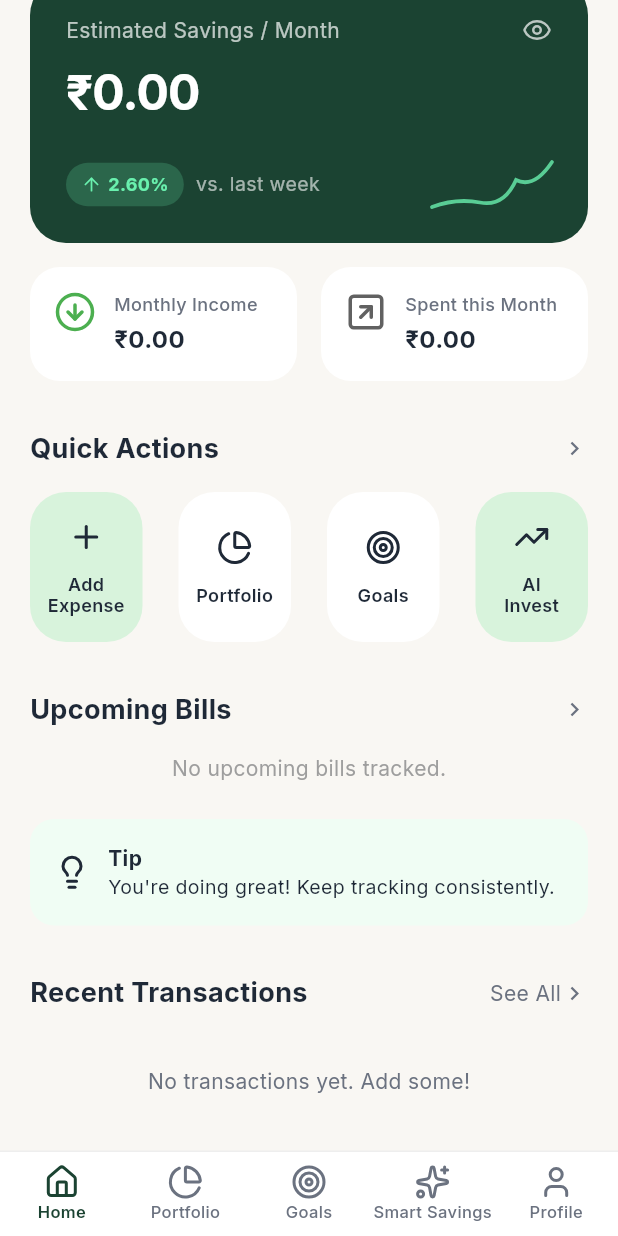
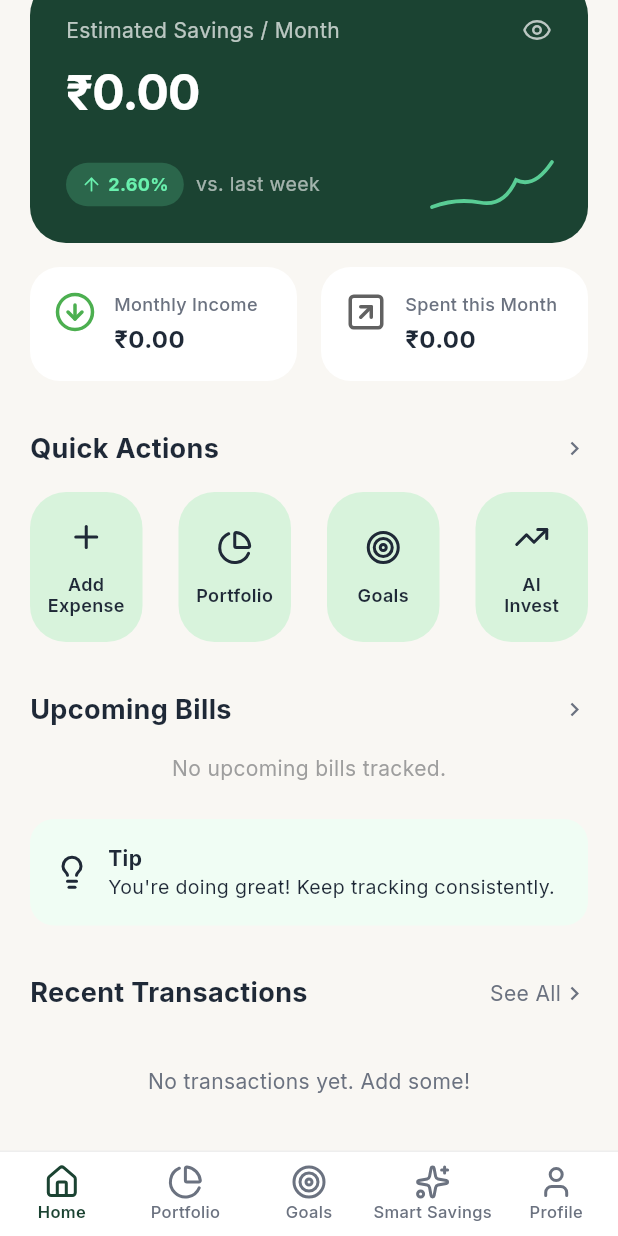
Before and after one commit to SirLance007/ai_finance_manager, a Flutter app: the HomeScreen screen opened directly, scrolled down 102 dp, on a phone screen of 412 x 824 dp. Run offline on Flutter 3.47's test engine with Material 3 defaults, Android fonts, the phone set to English and light mode, and no system bars; our stand-ins replace cloud_firestore, firebase_auth, firebase_core, fl_chart, google_fonts, google_generative_ai and 2 more; accounts and stored records are empty; network calls fail.

Commit message:
feat: enable navigation to Portfolio and Goals tabs via QuickActionsRow callback

```diff
--- a/lib/screens/home_screen.dart
+++ b/lib/screens/home_screen.dart
@@ -127,7 +127,7 @@ class _HomeScreenState extends State<HomeScreen> {
                           const SizedBox(height: 32),
                           const _SectionHeader(title: 'Quick Actions', actionText: ''),
                           const SizedBox(height: 16),
-                          const _QuickActionsRow(),
+                          _QuickActionsRow(onActionTap: (index) => setState(() => _currentIndex = index)),
                           const SizedBox(height: 32),
                           const _SectionHeader(title: 'Upcoming Bills', actionText: ''),
                           const SizedBox(height: 16),
@@ -438,7 +438,8 @@ class _SectionHeader extends StatelessWidget {
 }
 
 class _QuickActionsRow extends StatelessWidget {
-  const _QuickActionsRow();
+  final Function(int) onActionTap;
+  const _QuickActionsRow({required this.onActionTap});
 
   @override
   Widget build(BuildContext context) {
@@ -449,8 +450,14 @@ class _QuickActionsRow extends StatelessWidget {
           onTap: () => Navigator.push(context, MaterialPageRoute(builder: (_) => const AddExpenseScreen())),
           child: const _ActionItem(title: 'Add\nExpense', icon: LucideIcons.plus, isActive: true),
         ),
-        const _ActionItem(title: 'Portfolio', icon: LucideIcons.pieChart, isActive: false),
-        const _ActionItem(title: 'Goals', icon: LucideIcons.target, isActive: false),
+        GestureDetector(
+          onTap: () => onActionTap(1),
+          child: const _ActionItem(title: 'Portfolio', icon: LucideIcons.pieChart, isActive: true),
+        ),
+        GestureDetector(
+          onTap: () => onActionTap(2),
+          child: const _ActionItem(title: 'Goals', icon: LucideIcons.target, isActive: true),
+        ),
         GestureDetector(
           onTap: () => Navigator.push(context, MaterialPageRoute(builder: (_) => const AiInvestScreen())),
           child: const _ActionItem(title: 'AI\nInvest', icon: LucideIcons.trendingUp, isActive: true),
```
